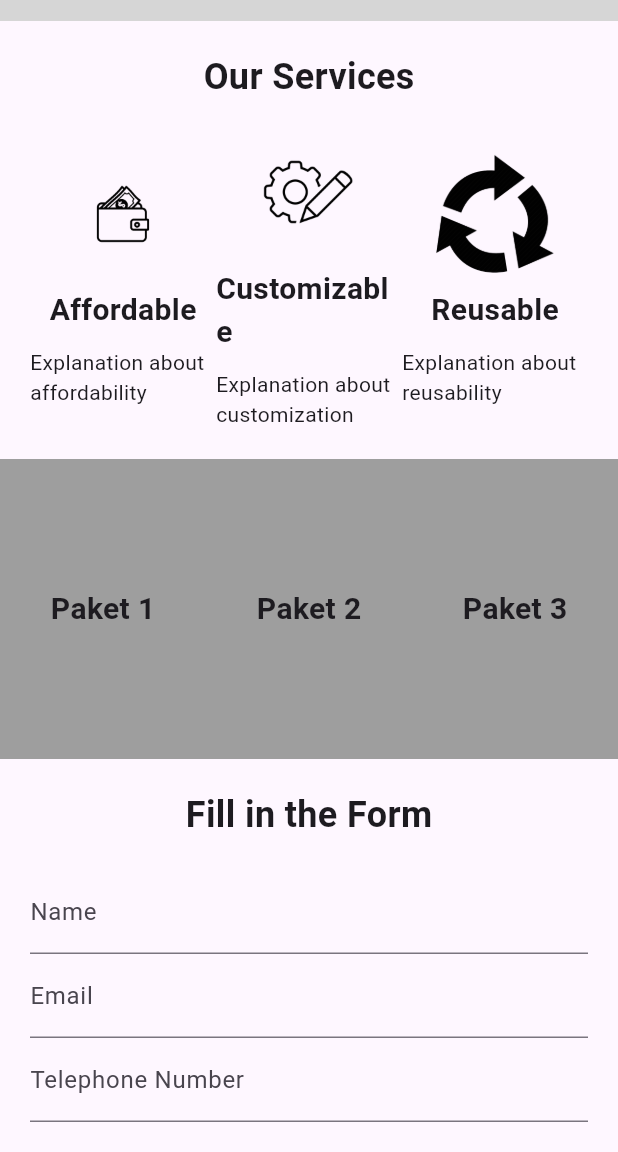
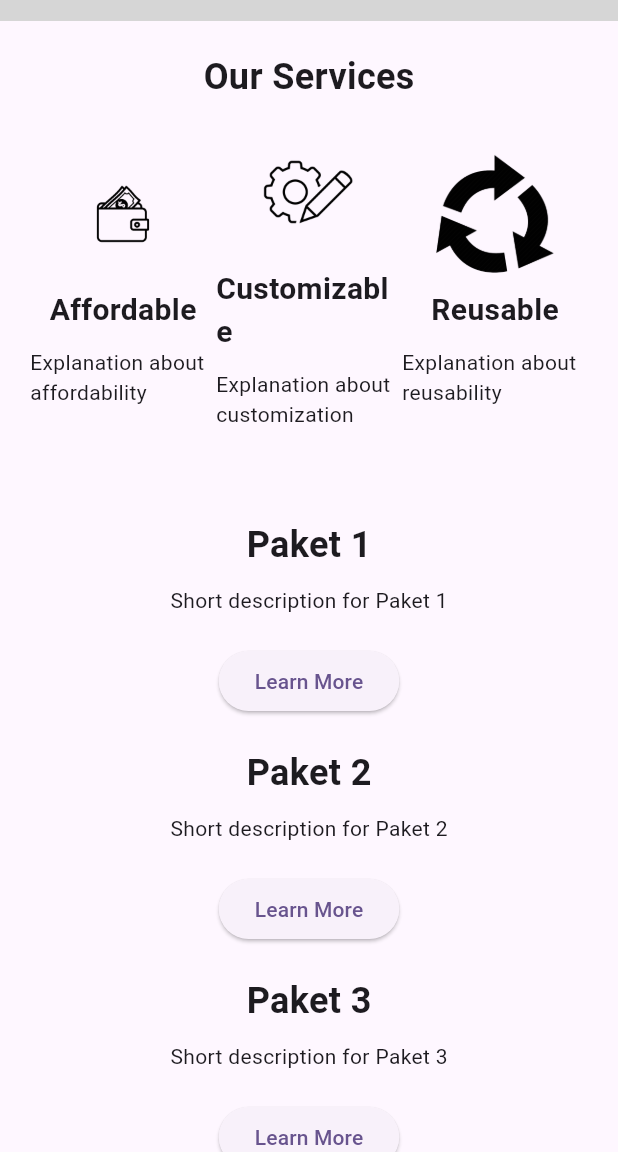
Before and after one commit to DaveN8/flutter_4u_depd, a Flutter app: the screen it shows after launch, scrolled down 306 dp, on a phone screen of 412 x 824 dp, the part 84-1236 px from its top. Run offline on Flutter 3.47's test engine with Material 2 defaults, Android fonts, the phone set to English and light mode, and no system bars; our stand-ins replace flutter_spinkit; grey boxes are pictures that could not be loaded.

Commit message:
Update paket 1 2 3 #1
aligned vertical

```diff
--- a/lib/views/pages/landing.dart
+++ b/lib/views/pages/landing.dart
@@ -9,7 +9,11 @@ class LandingPage extends StatefulWidget {
     {"image": "reuseable.png", "title": "Reusable", "description": "Explanation about reusability"},
   ];
 
-  final List<String> products = ['Paket 1', 'Paket 2', 'Paket 3'];
+  final List<Map<String, dynamic>> products = [
+    {"title": "Paket 1", "description": "Short description for Paket 1"},
+    {"title": "Paket 2", "description": "Short description for Paket 2"},
+    {"title": "Paket 3", "description": "Short description for Paket 3"},
+  ];
 
   @override
   State<LandingPage> createState() => _LandingPageState();
@@ -59,21 +63,18 @@ class _LandingPageState extends State<LandingPage> {
                   width: double.infinity,
                   decoration: BoxDecoration(
                     image: DecorationImage(
-                      image: AssetImage("assets/images"), // Updated path to assets/images
+                      image: AssetImage("assets/images"),
                       fit: BoxFit.cover,
                     ),
                   ),
                   child: Container(
                     color: Colors.amber,
                     child: Image.asset(
-                      'images/testimage.png', // Updated path to assets/images
+                      'images/testimage.png',
                       fit: BoxFit.cover,
                     ),
                   ),
                 ),
-
-
-               // 3. Explanation about services using dynamic data
                 Padding(
                   padding: const EdgeInsets.all(20.0),
                   child: Column(
@@ -100,17 +101,18 @@ class _LandingPageState extends State<LandingPage> {
                 ),
 
                 // 4. Products section using dynamic data
-                Container(
-                  height: 200,
-                  color: Colors.grey,
-                  child: Row(
+                Padding(
+                  padding: const EdgeInsets.all(20.0),
+                  child: Column(
                     children: widget.products
-                        .map((product) => Expanded(child: _buildProduct(product)))
+                        .map((product) => _buildProductSection(
+                              product['title']!,
+                              product['description']!,
+                            ))
                         .toList(),
                   ),
                 ),
 
-                // 5. Form section
                 Padding(
                   padding: const EdgeInsets.all(20.0),
                   child: Column(
@@ -143,14 +145,12 @@ class _LandingPageState extends State<LandingPage> {
     );
   }
 
-
-// Function to create service sections
   Widget _buildServiceSection(String image, String title, String description) {
     return Expanded(
       child: Column(
         children: [
           Image.asset(
-            'images/$image', // directory untuk mengambil image yg sudah di copas
+            'images/$image',
             width: 80,
             height: 80,
           ),
@@ -169,18 +169,30 @@ class _LandingPageState extends State<LandingPage> {
     );
   }
 
-  // Function to create product sections
-  Widget _buildProduct(String title) {
-    return Container(
-      child: Center(
-        child: Text(
+  // Function to create product sections with buttons
+  Widget _buildProductSection(String title, String description) {
+    return Column(
+      children: [
+        SizedBox(height: 20),
+        Text(
           title,
           style: TextStyle(
-            fontSize: 20,
+            fontSize: 24,
             fontWeight: FontWeight.bold,
           ),
         ),
-      ),
+        SizedBox(height: 10),
+        Text(description),
+        SizedBox(height: 20),
+        ElevatedButton(
+          onPressed: () {
+            // Add the action you want when the button is pressed,
+            // for example, navigate to another page.
+            // Navigator.pushNamed(context, '/productDetails', arguments: title);
+          },
+          child: Text('Learn More'),
+        ),
+      ],
     );
   }
 }
```
